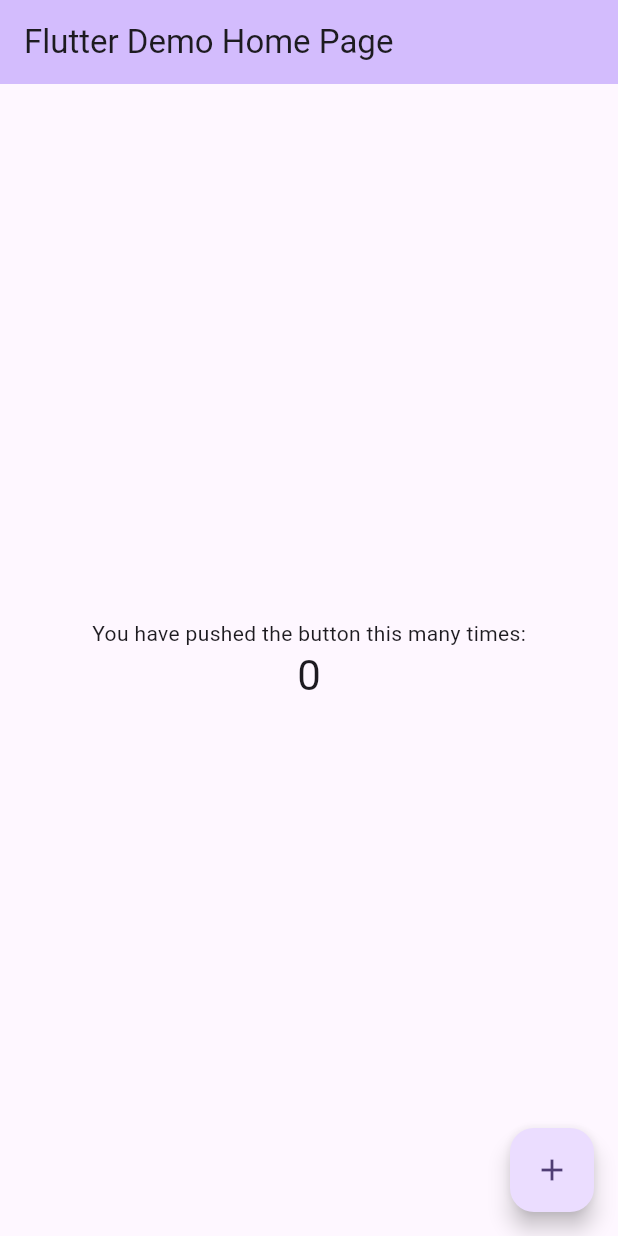
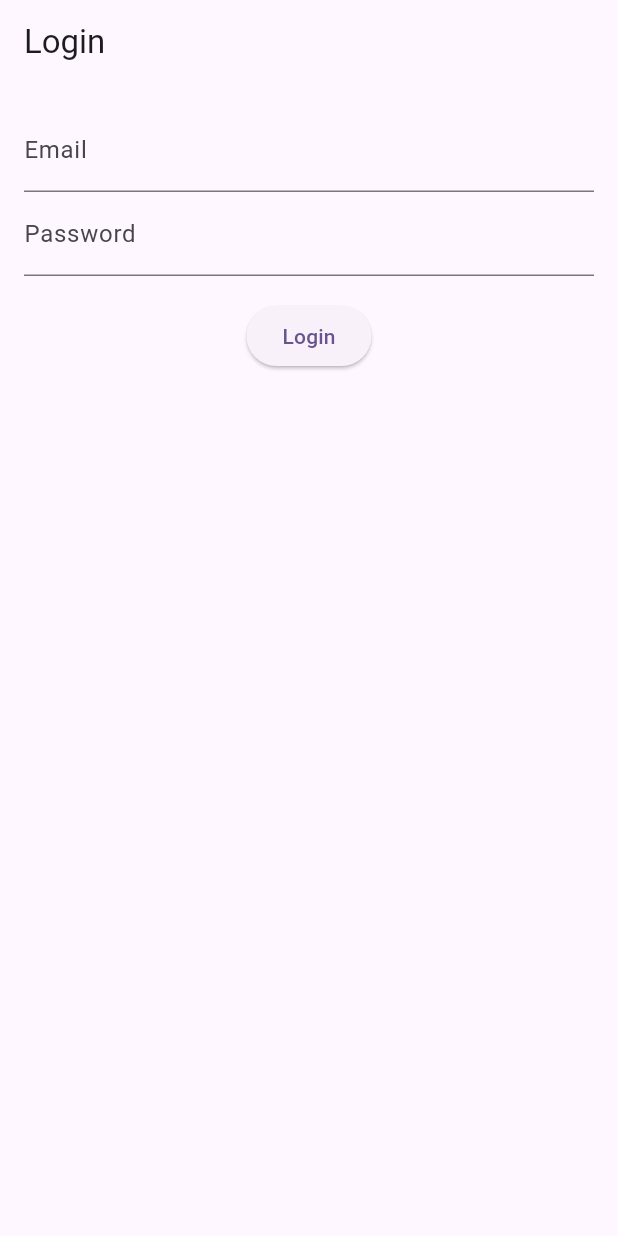
Before and after one commit to trungtinhn/volunteer_community_connection_app, a Flutter app: the screen it shows after launch, on a phone screen of 412 x 824 dp. Run offline on Flutter 3.47's test engine with Material 3 defaults, Android fonts, the light colour scheme and no system bars; our stand-ins replace equatable, flutter_bloc.

Commit message:
test bloc

```diff
--- a/lib/main.dart
+++ b/lib/main.dart
@@ -1,4 +1,5 @@
 import 'package:flutter/material.dart';
+import 'package:volunteer_community_connection_app/screens/account/login_screen.dart';
 
 void main() {
   runApp(const MyApp());
@@ -13,113 +14,10 @@
     return MaterialApp(
       title: 'Flutter Demo',
       theme: ThemeData(
-        // This is the theme of your application.
-        //
-        // TRY THIS: Try running your application with "flutter run". You'll see
-        // the application has a purple toolbar. Then, without quitting the app,
-        // try changing the seedColor in the colorScheme below to Colors.green
-        // and then invoke "hot reload" (save your changes or press the "hot
-        // reload" button in a Flutter-supported IDE, or press "r" if you used
-        // the command line to start the app).
-        //
-        // Notice that the counter didn't reset back to zero; the application
-        // state is not lost during the reload. To reset the state, use hot
-        // restart instead.
-        //
-        // This works for code too, not just values: Most code changes can be
-        // tested with just a hot reload.
         colorScheme: ColorScheme.fromSeed(seedColor: Colors.deepPurple),
         useMaterial3: true,
       ),
-      home: const MyHomePage(title: 'Flutter Demo Home Page'),
+      home: const LoginScreen(),
     );
   }
 }
-
-class MyHomePage extends StatefulWidget {
-  const MyHomePage({super.key, required this.title});
-
-  // This widget is the home page of your application. It is stateful, meaning
-  // that it has a State object (defined below) that contains fields that affect
-  // how it looks.
-
-  // This class is the configuration for the state. It holds the values (in this
-  // case the title) provided by the parent (in this case the App widget) and
-  // used by the build method of the State. Fields in a Widget subclass are
-  // always marked "final".
-
-  final String title;
-
-  @override
-  State<MyHomePage> createState() => _MyHomePageState();
-}
-
-class _MyHomePageState extends State<MyHomePage> {
-  int _counter = 0;
-
-  void _incrementCounter() {
-    setState(() {
-      // This call to setState tells the Flutter framework that something has
-      // changed in this State, which causes it to rerun the build method below
-      // so that the display can reflect the updated values. If we changed
-      // _counter without calling setState(), then the build method would not be
-      // called again, and so nothing would appear to happen.
-      _counter++;
-    });
-  }
-
-  @override
-  Widget build(BuildContext context) {
-    // This method is rerun every time setState is called, for instance as done
-    // by the _incrementCounter method above.
-    //
-    // The Flutter framework has been optimized to make rerunning build methods
-    // fast, so that you can just rebuild anything that needs updating rather
-    // than having to individually change instances of widgets.
-    return Scaffold(
-      appBar: AppBar(
-        // TRY THIS: Try changing the color here to a specific color (to
-        // Colors.amber, perhaps?) and trigger a hot reload to see the AppBar
-        // change color while the other colors stay the same.
-        backgroundColor: Theme.of(context).colorScheme.inversePrimary,
-        // Here we take the value from the MyHomePage object that was created by
-        // the App.build method, and use it to set our appbar title.
-        title: Text(widget.title),
-      ),
-      body: Center(
-        // Center is a layout widget. It takes a single child and positions it
-        // in the middle of the parent.
-        child: Column(
-          // Column is also a layout widget. It takes a list of children and
-          // arranges them vertically. By default, it sizes itself to fit its
-          // children horizontally, and tries to be as tall as its parent.
-          //
-          // Column has various properties to control how it sizes itself and
-          // how it positions its children. Here we use mainAxisAlignment to
-          // center the children vertically; the main axis here is the vertical
-          // axis because Columns are vertical (the cross axis would be
-          // horizontal).
-          //
-          // TRY THIS: Invoke "debug painting" (choose the "Toggle Debug Paint"
-          // action in the IDE, or press "p" in the console), to see the
-          // wireframe for each widget.
-          mainAxisAlignment: MainAxisAlignment.center,
-          children: <Widget>[
-            const Text(
-              'You have pushed the button this many times:',
-            ),
-            Text(
-              '$_counter',
-              style: Theme.of(context).textTheme.headlineMedium,
-            ),
-          ],
-        ),
-      ),
-      floatingActionButton: FloatingActionButton(
-        onPressed: _incrementCounter,
-        tooltip: 'Increment',
-        child: const Icon(Icons.add),
-      ), // This trailing comma makes auto-formatting nicer for build methods.
-    );
-  }
-}
--- /dev/null
+++ b/lib/screens/account/bloc_login/login_bloc.dart
@@ -0,0 +1,21 @@
+import 'package:flutter_bloc/flutter_bloc.dart';
+import 'login_event.dart';
+import 'login_state.dart';
+
+class LoginBloc extends Bloc<LoginEvent, LoginState> {
+  LoginBloc() : super(LoginInitial()) {
+    on<LoginSubmitted>(_onLoginSubmitted);
+  }
+
+  void _onLoginSubmitted(LoginSubmitted event, Emitter<LoginState> emit) async {
+    emit(LoginLoading());
+    try {
+      // Thực hiện logic đăng nhập
+      await Future.delayed(const Duration(seconds: 2));
+
+      emit(LoginSuccess());
+    } catch (e) {
+      emit(LoginFailure(error: e.toString()));
+    }
+  }
+}
--- /dev/null
+++ b/lib/screens/account/bloc_login/login_event.dart
@@ -0,0 +1,18 @@
+import 'package:equatable/equatable.dart';
+
+abstract class LoginEvent extends Equatable {
+  const LoginEvent();
+
+  @override
+  List<Object> get props => [];
+}
+
+class LoginSubmitted extends LoginEvent {
+  final String email;
+  final String password;
+
+  const LoginSubmitted({required this.email, required this.password});
+
+  @override
+  List<Object> get props => [email, password];
+}
--- /dev/null
+++ b/lib/screens/account/bloc_login/login_form.dart
@@ -0,0 +1,64 @@
+import 'package:flutter/material.dart';
+import 'package:flutter_bloc/flutter_bloc.dart';
+
+import 'login_bloc.dart';
+import 'login_event.dart';
+import 'login_state.dart';
+
+class LoginForm extends StatelessWidget {
+  final TextEditingController emailController = TextEditingController();
+  final TextEditingController passwordController = TextEditingController();
+
+  LoginForm({super.key});
+
+  @override
+  Widget build(BuildContext context) {
+    return BlocListener<LoginBloc, LoginState>(
+      listener: (context, state) {
+        if (state is LoginFailure) {
+          ScaffoldMessenger.of(context)
+              .showSnackBar(SnackBar(content: Text(state.error)));
+        } else if (state is LoginSuccess) {
+          ScaffoldMessenger.of(context).showSnackBar(
+            const SnackBar(content: Text('Login successful')),
+          );
+          //Navigator.pushReplacementNamed(context, '/home');
+        }
+      },
+      child: BlocBuilder<LoginBloc, LoginState>(
+        builder: (context, state) {
+          if (state is LoginLoading) {
+            return const Center(child: CircularProgressIndicator());
+          }
+          return Padding(
+            padding: const EdgeInsets.all(16.0),
+            child: Column(
+              children: [
+                TextField(
+                  controller: emailController,
+                  decoration: InputDecoration(labelText: 'Email'),
+                ),
+                TextField(
+                  controller: passwordController,
+                  decoration: InputDecoration(labelText: 'Password'),
+                  obscureText: true,
+                ),
+                SizedBox(height: 16),
+                ElevatedButton(
+                  onPressed: () {
+                    final email = emailController.text;
+                    final password = passwordController.text;
+                    context.read<LoginBloc>().add(
+                          LoginSubmitted(email: email, password: password),
+                        );
+                  },
+                  child: Text('Login'),
+                ),
+              ],
+            ),
+          );
+        },
+      ),
+    );
+  }
+}
--- /dev/null
+++ b/lib/screens/account/bloc_login/login_state.dart
@@ -0,0 +1,23 @@
+import 'package:equatable/equatable.dart';
+
+abstract class LoginState extends Equatable {
+  const LoginState();
+
+  @override
+  List<Object> get props => [];
+}
+
+class LoginInitial extends LoginState {}
+
+class LoginLoading extends LoginState {}
+
+class LoginSuccess extends LoginState {}
+
+class LoginFailure extends LoginState {
+  final String error;
+
+  const LoginFailure({required this.error});
+
+  @override
+  List<Object> get props => [error];
+}
--- /dev/null
+++ b/lib/screens/account/bloc_sign_up/sign_up_event.dart
@@ -0,0 +1,21 @@
+import 'package:equatable/equatable.dart';
+
+abstract class SignUpEvent extends Equatable {
+  const SignUpEvent();
+  @override
+  List<Object> get props => [];
+}
+
+class SignUpSubmitted extends SignUpEvent {
+  final String name;
+  final String email;
+  final String password;
+  const SignUpSubmitted({
+    required this.name,
+    required this.email,
+    required this.password,
+  });
+
+  @override
+  List<Object> get props => [name, email, password];
+}
--- /dev/null
+++ b/lib/screens/account/login_screen.dart
@@ -0,0 +1,19 @@
+import 'package:flutter/material.dart';
+import 'package:flutter_bloc/flutter_bloc.dart';
+import 'bloc_login/login_bloc.dart';
+import 'bloc_login/login_form.dart';
+
+class LoginScreen extends StatelessWidget {
+  const LoginScreen({super.key});
+
+  @override
+  Widget build(BuildContext context) {
+    return Scaffold(
+      appBar: AppBar(title: Text('Login')),
+      body: BlocProvider(
+        create: (context) => LoginBloc(),
+        child: LoginForm(),
+      ),
+    );
+  }
+}
--- a/pubspec.yaml
+++ b/pubspec.yaml
@@ -35,6 +35,8 @@ dependencies:
   # The following adds the Cupertino Icons font to your application.
   # Use with the CupertinoIcons class for iOS style icons.
   cupertino_icons: ^1.0.6
+  flutter_bloc: ^8.1.6
+  equatable: ^2.0.3
 
 dev_dependencies:
   flutter_test:
```
Also changed, not shown: lib/screens/account/bloc_sign_up/sign_up_bloc.dart (added, +20 -0 lines), lib/screens/account/bloc_sign_up/sign_up_form.dart (added, +28 -0 lines), lib/screens/account/bloc_sign_up/sign_up_state.dart (added, +23 -0 lines), lib/screens/account/sign_up_screen.dart (added, +19 -0 lines), pubspec.lock, 1 other file.
